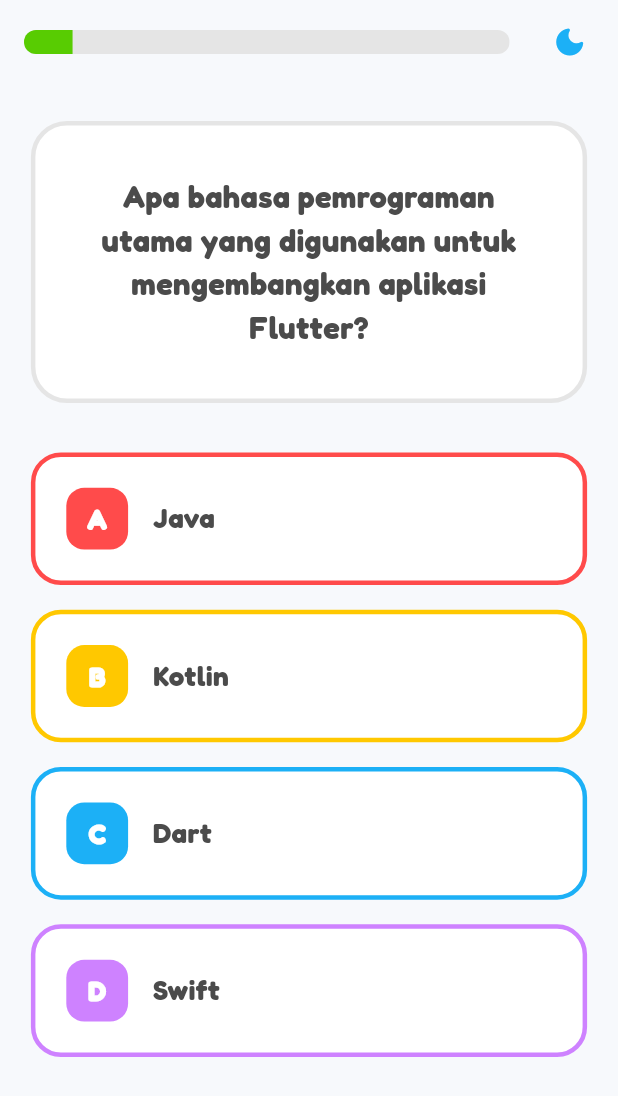
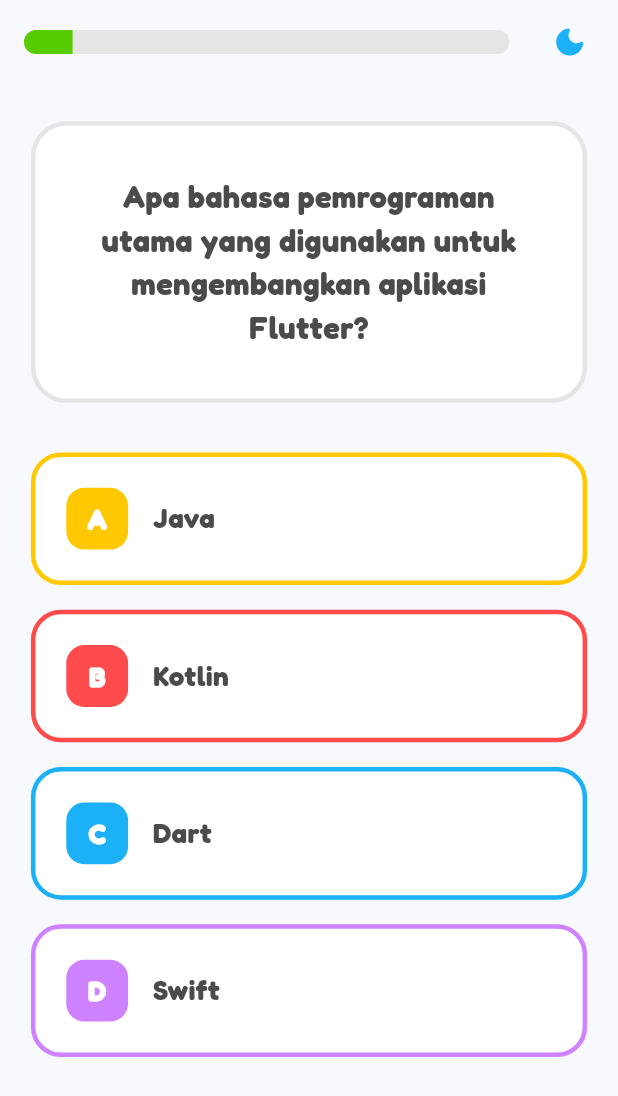
Before and after one commit to ArghaNiqieW11/UTS_Lab_PemMob, a Flutter app: the QuizScreen screen opened by its route, on a phone screen of 412 x 824 dp. Shown: the top 1096 px of the screen. Run offline on Flutter 3.47's test engine with Material 3 defaults, Android fonts, the phone set to English and light mode, and no system bars; our stand-ins replace go_router, google_fonts.

Commit message:
feat: terapkan logika warna acak murni (shuffled colors) pada tombol pilihan jawaban

```diff
--- a/lib/screens/quiz_screen.dart
+++ b/lib/screens/quiz_screen.dart
@@ -1,3 +1,4 @@
+import 'dart:math'; // Wajib ditambahkan untuk fungsi acak (Random)
 import 'package:flutter/material.dart';
 import 'package:provider/provider.dart';
 import 'package:go_router/go_router.dart';
@@ -24,12 +25,18 @@
     final currentQuestion = questions[provider.currentQuestionIndex];
     final progress = (provider.currentQuestionIndex + 1) / questions.length;
 
-    final List<Color> optionColors = [
+    // Kumpulan warna dasar pilihan ganda
+    final List<Color> baseColors = [
       const Color(0xFFFF4B4B), // Red
       const Color(0xFFFFC800), // Yellow
       const Color(0xFF1CB0F6), // Blue
       const Color(0xFFCE82FF), // Purple
     ];
+
+    // LOGIKA ACAK MURNI TAPI AMAN DARI FLICKER
+    // Kita acak urutan warnanya menggunakan Random berdasarkan nomor soal saat ini
+    final random = Random(provider.currentQuestionIndex);
+    final List<Color> shuffledColors = List.from(baseColors)..shuffle(random);
 
     return PopScope(
       canPop: false,
@@ -85,6 +92,8 @@
             child: Column(
               children: [
                 SizedBox(height: screenWidth * 0.04),
+
+                // BAGIAN SOAL MURNI DARI KODEMU SEBELUMNYA (TIDAK DIUBAH SAMA SEKALI)
                 AnimatedSwitcher(
                   duration: const Duration(milliseconds: 300),
                   transitionBuilder: (child, animation) => ScaleTransition(scale: animation, child: child),
@@ -104,11 +113,16 @@
                     ),
                   ),
                 ),
+
                 SizedBox(height: screenWidth * 0.08),
                 Expanded(
                   child: ListView.builder(
                     itemCount: currentQuestion.options.length,
                     itemBuilder: (context, index) {
+
+                      // AMBIL WARNA YANG SUDAH DIACAK MURNI
+                      final dynamicColor = shuffledColors[index % shuffledColors.length];
+
                       return Padding(
                         padding: EdgeInsets.only(bottom: screenWidth * 0.04),
                         child: InkWell(
@@ -123,14 +137,14 @@
                             decoration: BoxDecoration(
                               color: isDark ? const Color(0xFF131F24) : Colors.white,
                               borderRadius: BorderRadius.circular(20),
-                              border: Border.all(color: optionColors[index], width: 3),
+                              border: Border.all(color: dynamicColor, width: 3),
                             ),
                             child: Row(
                               children: [
                                 Container(
                                   width: screenWidth * 0.1,
                                   height: screenWidth * 0.1,
-                                  decoration: BoxDecoration(color: optionColors[index], borderRadius: BorderRadius.circular(12)),
+                                  decoration: BoxDecoration(color: dynamicColor, borderRadius: BorderRadius.circular(12)),
                                   child: Center(
                                     child: Text(['A', 'B', 'C', 'D'][index], style: const TextStyle(fontWeight: FontWeight.w900, color: Colors.white, fontSize: 18)),
                                   ),
```
